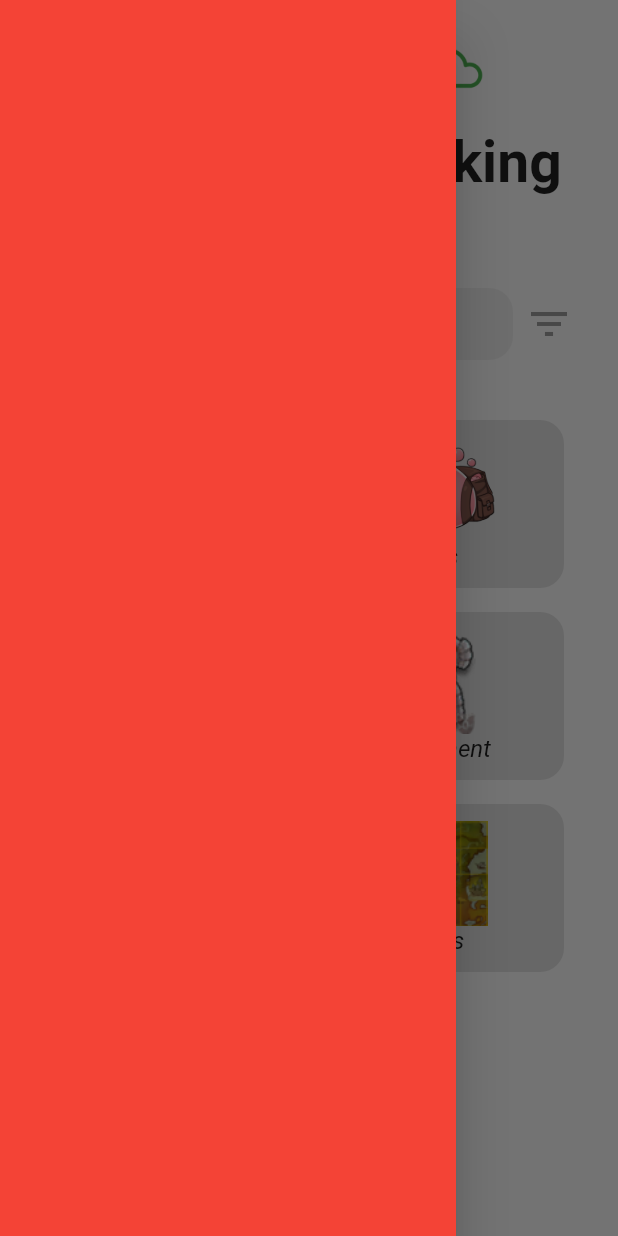
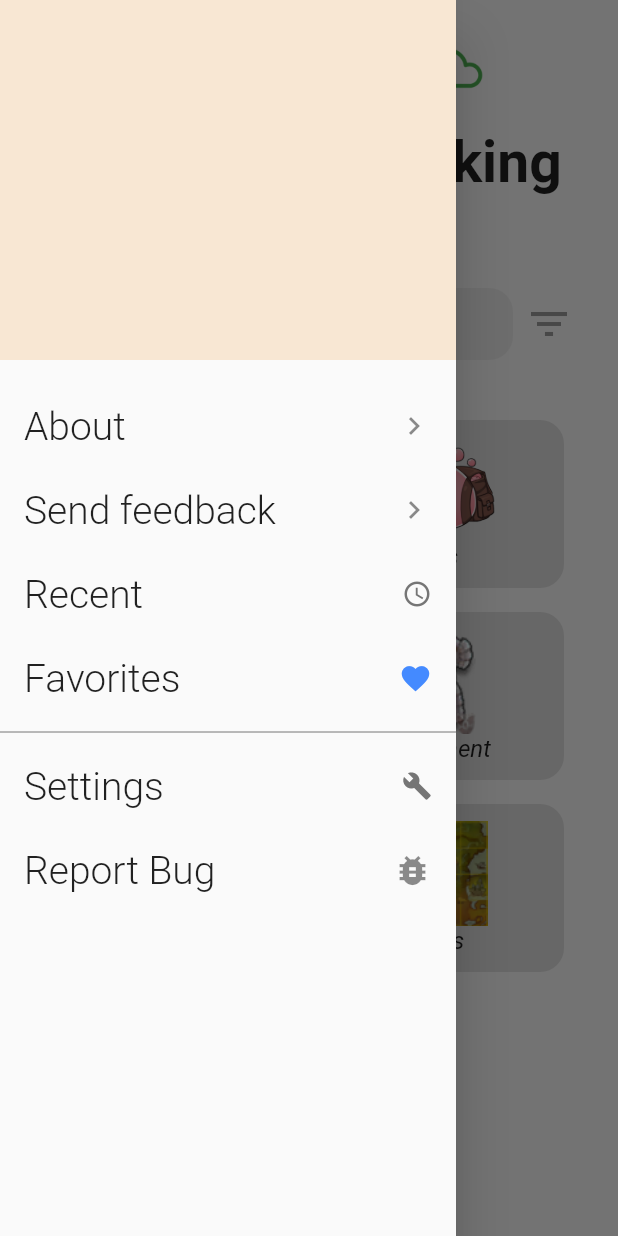
Before and after one commit to ollinmagno/ragnarok-database, a Flutter app: the screen it shows after launch, with the side drawer open, on a phone screen of 412 x 824 dp. Run offline on Flutter 3.47's test engine with Material 2 defaults, Android fonts, the phone set to English and light mode, and no system bars.

Commit message:
lista de funções do drawer

```diff
--- a/lib/src/widgets/drawer_list.dart
+++ b/lib/src/widgets/drawer_list.dart
@@ -1,11 +1,51 @@
 import 'package:flutter/material.dart';
+import 'package:ragnarok/src/pages_drawer/about.dart';
+import 'package:ragnarok/src/utils/colors.dart';
 
 class DrawerList extends StatelessWidget {
   @override
   Widget build(BuildContext context) {
     return Drawer(
-      child: Container(
-        color: Colors.red,
+      child: ListView(
+        children: <Widget>[
+          Container(
+            height: 240,
+            color: appBarColor,
+            padding: EdgeInsets.all(16.0),
+          ),
+          SizedBox(height: 16),
+          ListTile(
+            title: Text('About', style: TextStyle(fontSize: 26, fontWeight: FontWeight.w300),),
+            trailing: Icon(Icons.keyboard_arrow_right),
+            onTap: () => Navigator.push(context, MaterialPageRoute(builder: (context) => About())),
+          ),
+          ListTile(
+            title: Text('Send feedback', style: TextStyle(fontSize: 26, fontWeight: FontWeight.w300),),
+            trailing: Icon(Icons.keyboard_arrow_right),
+            //onTap: () => Navigator.push(context, MaterialPageRoute(builder: (context) => About())),
+          ),
+          ListTile(
+            title: Text('Recent', style: TextStyle(fontSize: 26, fontWeight: FontWeight.w300),),
+            trailing: Icon(Icons.access_time, color: Colors.grey.shade600, size: 20),
+            //onTap: () => Navigator.push(context, MaterialPageRoute(builder: (context) => About())),
+          ),
+          ListTile(
+            title: Text('Favorites', style: TextStyle(fontSize: 26, fontWeight: FontWeight.w300),),
+            trailing: Icon(Icons.favorite, color: Colors.blueAccent, size: 22),
+            //onTap: () => Navigator.push(context, MaterialPageRoute(builder: (context) => About())),
+          ),
+          Divider(height: 16, color: Colors.grey.shade600),
+          ListTile(
+            title: Text('Settings', style: TextStyle(fontSize: 26, fontWeight: FontWeight.w300),),
+            trailing: Icon(Icons.build, color: Colors.grey.shade600, size: 20),
+            //onTap: () => Navigator.push(context, MaterialPageRoute(builder: (context) => About())),
+          ),
+          ListTile(
+            title: Text('Report Bug', style: TextStyle(fontSize: 26, fontWeight: FontWeight.w300),),
+            trailing: Icon(Icons.bug_report, size: 26),
+            //onTap: () => Navigator.push(context, MaterialPageRoute(builder: (context) => About())),
+          ),
+        ],
       ),
     );
   }
```
Also changed, not shown: lib/src/pages_drawer/about.dart (added).
